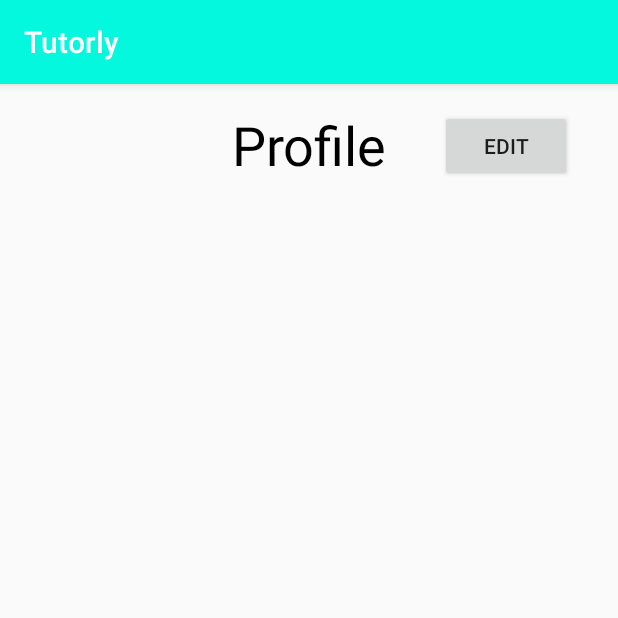
After one commit to shoffman813/CS495, an Android app: the profileActivity screen opened directly, with no data from a screen before it, on a phone screen of 412 x 824 dp, the top half of it. The commit adds this screen. Run offline under Robolectric (Android 15) with nearby library versions, the phone set to English and light mode, and no system bars.

Commit message:
profile activity added. some functionality not working

```diff
--- a/app/src/main/AndroidManifest.xml
+++ b/app/src/main/AndroidManifest.xml
@@ -1,13 +1,11 @@
 <?xml version="1.0" encoding="utf-8"?>
 <manifest xmlns:android="http://schemas.android.com/apk/res/android"
     package="com.example.tutorly">
-
     <!-- To auto-complete the email text field in the login form with the user's emails -->
     <uses-permission android:name="android.permission.GET_ACCOUNTS" />
     <uses-permission android:name="android.permission.READ_PROFILE" />
     <uses-permission android:name="android.permission.READ_CONTACTS" />
-    <uses-permission android:name="android.permission.ACCESS_COARSE_LOCATION"/>
-
+    <uses-permission android:name="android.permission.ACCESS_COARSE_LOCATION" />
 
     <application
         android:allowBackup="true"
@@ -16,10 +14,10 @@
         android:roundIcon="@mipmap/ic_launcher_round"
         android:supportsRtl="true"
         android:theme="@style/AppTheme">
+        <activity android:name=".profileActivity"></activity>
         <activity
             android:name=".LoginActivity"
-            android:parentActivityName = ".MainActivity">
-        </activity>
+            android:parentActivityName=".MainActivity"></activity>
         <activity android:name=".MainActivity">
             <intent-filter>
                 <action android:name="android.intent.action.MAIN" />
--- a/app/src/main/java/com/example/tutorly/MainActivity.java
+++ b/app/src/main/java/com/example/tutorly/MainActivity.java
@@ -1,12 +1,8 @@
 package com.example.tutorly;
 
 import android.content.Intent;
+import android.os.Bundle;
 import android.support.v7.app.AppCompatActivity;
-import android.os.Bundle;
-import android.view.View;
-
-import android.support.v7.app.AppCompatActivity;
-import android.os.Bundle;
 
 public class MainActivity extends AppCompatActivity {
 
--- /dev/null
+++ b/app/src/main/java/com/example/tutorly/profileActivity.java
@@ -0,0 +1,46 @@
+package com.example.tutorly;
+
+import android.os.Bundle;
+import android.support.v7.app.AppCompatActivity;
+import android.view.View;
+import android.widget.Button;
+import android.widget.CalendarView;
+import android.widget.EditText;
+import android.widget.ImageView;
+
+public class profileActivity extends AppCompatActivity {
+
+    @Override
+    protected void onCreate(Bundle savedInstanceState) {
+        super.onCreate(savedInstanceState);
+        setContentView(R.layout.activity_profile);
+
+        ImageView imageView = (ImageView) findViewById(R.id.imageView);
+        imageView.setVisibility(View.VISIBLE);
+
+        final EditText editTextName = (EditText) findViewById(R.id.editTextName);
+        editTextName.setVisibility(View.GONE);
+
+        final EditText editTextUniversity = (EditText) findViewById(R.id.editTextUniversity);
+        editTextUniversity.setVisibility(View.GONE);
+
+        final EditText editTextBio = (EditText) findViewById(R.id.editTextBio);
+        editTextBio.setVisibility(View.GONE);
+
+        final CalendarView calendarView1 = (CalendarView) findViewById(R.id.calendarView1);
+        calendarView1.setVisibility(View.GONE);
+
+
+        Button button5 = (Button) findViewById(R.id.button5);
+        button5.setOnClickListener(new View.OnClickListener() {
+            @Override
+            public void onClick(View v) {
+                editTextName.setVisibility(View.VISIBLE);
+                editTextUniversity.setVisibility(View.VISIBLE);
+                editTextBio.setVisibility(View.VISIBLE);
+                calendarView1.setVisibility(View.VISIBLE);
+
+            }
+        });
+    }
+}
--- /dev/null
+++ b/app/src/main/res/layout/activity_profile.xml
@@ -0,0 +1,121 @@
+<?xml version="1.0" encoding="utf-8"?>
+<android.support.constraint.ConstraintLayout xmlns:android="http://schemas.android.com/apk/res/android"
+    xmlns:app="http://schemas.android.com/apk/res-auto"
+    xmlns:tools="http://schemas.android.com/tools"
+    android:layout_width="match_parent"
+    android:layout_height="match_parent"
+    android:isScrollContainer="true"
+    tools:context=".profileActivity"
+    tools:isScrollContainer="true">
+
+    <TextView
+        android:id="@+id/textViewProfile"
+        android:layout_width="wrap_content"
+        android:layout_height="wrap_content"
+        android:layout_marginStart="8dp"
+        android:layout_marginLeft="8dp"
+        android:layout_marginTop="16dp"
+        android:layout_marginEnd="8dp"
+        android:layout_marginRight="8dp"
+        android:text="Profile"
+        android:textColor="@android:color/black"
+        android:textSize="36sp"
+        app:layout_constraintEnd_toEndOf="parent"
+        app:layout_constraintStart_toStartOf="parent"
+        app:layout_constraintTop_toTopOf="parent" />
+
+    <ImageView
+        android:id="@+id/imageView"
+        android:layout_width="wrap_content"
+        android:layout_height="wrap_content"
+        android:layout_marginStart="8dp"
+        android:layout_marginLeft="8dp"
+        android:layout_marginTop="12dp"
+        android:layout_marginEnd="8dp"
+        android:layout_marginRight="8dp"
+        app:layout_constraintEnd_toEndOf="parent"
+        app:layout_constraintHorizontal_bias="0.498"
+        app:layout_constraintStart_toStartOf="parent"
+        app:layout_constraintTop_toBottomOf="@+id/textViewProfile"
+        tools:srcCompat="@tools:sample/avatars" />
+
+    <EditText
+        android:id="@+id/editTextName"
+        android:layout_width="wrap_content"
+        android:layout_height="wrap_content"
+        android:layout_marginStart="8dp"
+        android:layout_marginLeft="8dp"
+        android:layout_marginTop="16dp"
+        android:layout_marginEnd="8dp"
+        android:layout_marginRight="8dp"
+        android:ems="10"
+        android:hint="Enter Name"
+        android:inputType="textPersonName"
+        android:textSize="18sp"
+        app:layout_constraintEnd_toEndOf="parent"
+        app:layout_constraintStart_toStartOf="parent"
+        app:layout_constraintTop_toBottomOf="@+id/imageView" />
+
+    <EditText
+        android:id="@+id/editTextUniversity"
+        android:layout_width="213dp"
+        android:layout_height="43dp"
+        android:layout_marginStart="8dp"
+        android:layout_marginLeft="8dp"
+        android:layout_marginTop="8dp"
+        android:layout_marginEnd="8dp"
+        android:layout_marginRight="8dp"
+        android:ems="10"
+        android:hint="Enter University"
+        android:inputType="textPersonName"
+        app:layout_constraintEnd_toEndOf="parent"
+        app:layout_constraintStart_toStartOf="parent"
+        app:layout_constraintTop_toBottomOf="@+id/editTextName" />
+
+    <EditText
+        android:id="@+id/editTextBio"
+        android:layout_width="213dp"
+        android:layout_height="67dp"
+        android:layout_marginStart="8dp"
+        android:layout_marginLeft="8dp"
+        android:layout_marginTop="8dp"
+        android:layout_marginEnd="8dp"
+        android:layout_marginRight="8dp"
+        android:ems="10"
+        android:hint="Enter a short bio about yourself"
+        android:inputType="textMultiLine"
+        app:layout_constraintEnd_toEndOf="parent"
+        app:layout_constraintStart_toStartOf="parent"
+        app:layout_constraintTop_toBottomOf="@+id/editTextUniversity" />
+
+    <CalendarView
+        android:id="@+id/calendarView1"
+        android:layout_width="213dp"
+        android:layout_height="192dp"
+        android:layout_marginStart="8dp"
+        android:layout_marginLeft="8dp"
+        android:layout_marginTop="8dp"
+        android:layout_marginEnd="8dp"
+        android:layout_marginRight="8dp"
+        app:layout_constraintEnd_toEndOf="parent"
+        app:layout_constraintStart_toStartOf="parent"
+        app:layout_constraintTop_toBottomOf="@+id/editTextBio" />
+
+    <Button
+        android:id="@+id/button5"
+        android:layout_width="wrap_content"
+        android:layout_height="wrap_content"
+        android:layout_marginStart="8dp"
+        android:layout_marginLeft="8dp"
+        android:layout_marginTop="8dp"
+        android:layout_marginEnd="8dp"
+        android:layout_marginRight="8dp"
+        android:layout_marginBottom="8dp"
+        android:text="Edit"
+        app:layout_constraintBottom_toBottomOf="parent"
+        app:layout_constraintEnd_toEndOf="parent"
+        app:layout_constraintHorizontal_bias="0.551"
+        app:layout_constraintStart_toEndOf="@+id/textViewProfile"
+        app:layout_constraintTop_toTopOf="parent"
+        app:layout_constraintVertical_bias="0.013" />
+</android.support.constraint.ConstraintLayout>
--- a/app/src/main/res/values/colors.xml
+++ b/app/src/main/res/values/colors.xml
@@ -1,6 +1,6 @@
 <?xml version="1.0" encoding="utf-8"?>
 <resources>
-    <color name="colorPrimary">#008577</color>
+    <color name="colorPrimary">#03F8DE</color>
     <color name="colorPrimaryDark">#00574B</color>
     <color name="colorAccent">#D81B60</color>
 </resources>
```
